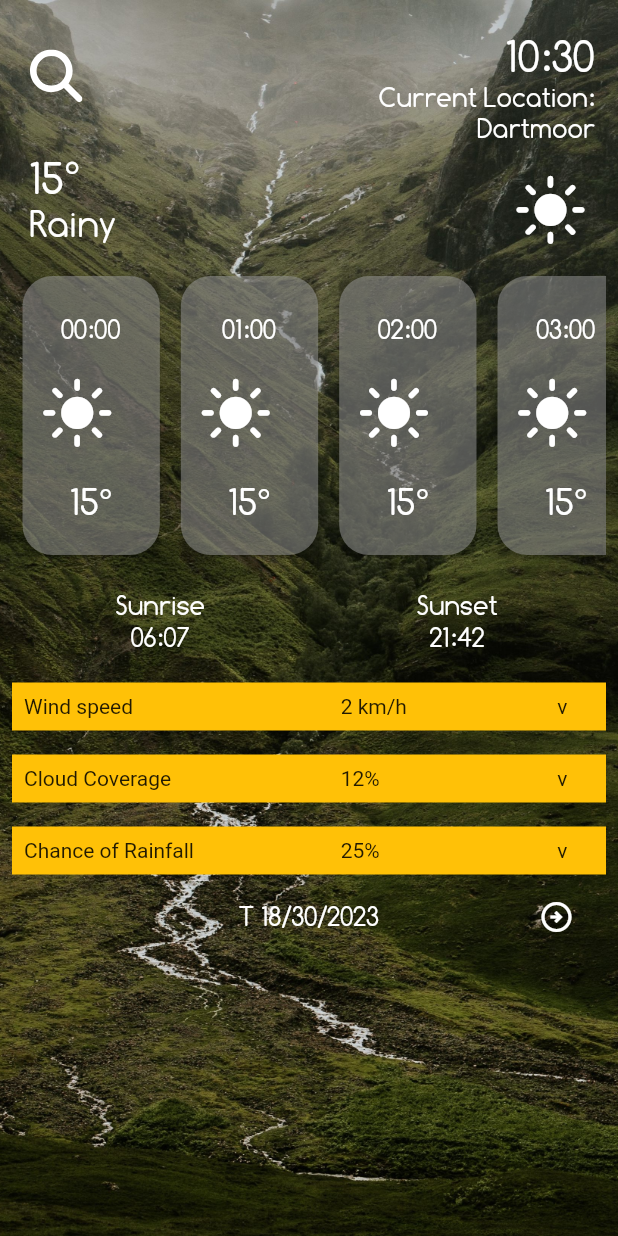
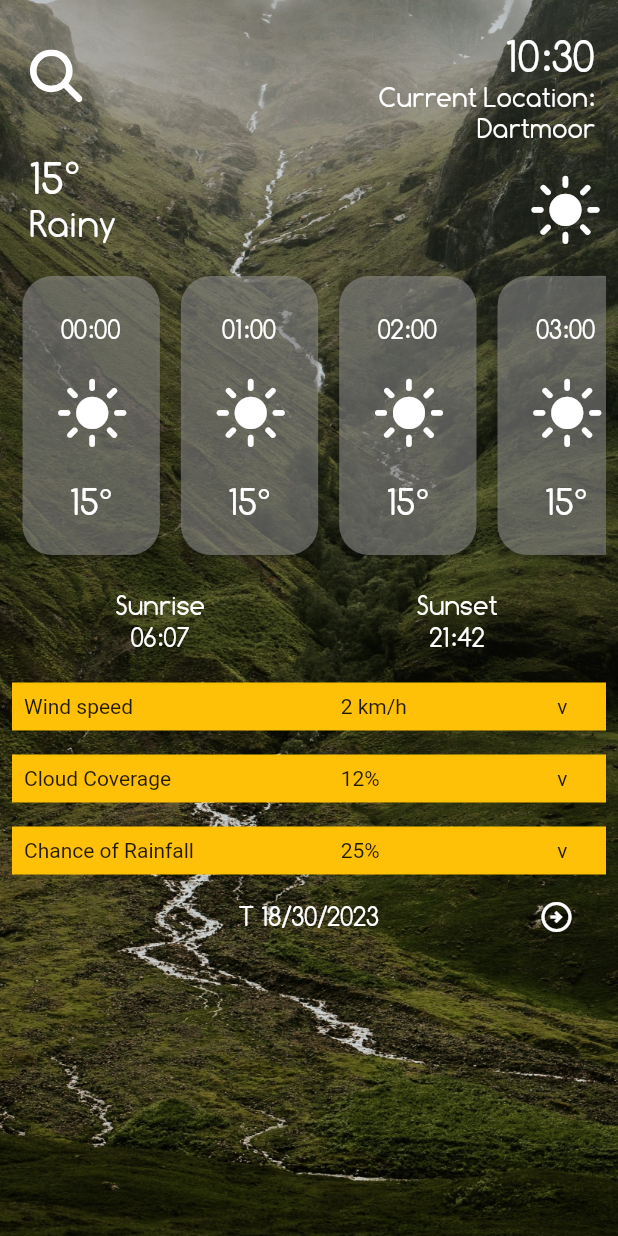
Before and after one commit to Avanta8/WeHike, a Flutter app: the screen it shows after launch, on a phone screen of 412 x 824 dp. Run offline on Flutter 3.47's test engine with Material 2 defaults, Android fonts, the phone set to English and light mode, and no system bars; our stand-ins replace flutter_svg, geolocator, location, shared_preferences.

Commit message:
change weather icon padding

```diff
--- a/we_hike/lib/widgets/current_weather_icon.dart
+++ b/we_hike/lib/widgets/current_weather_icon.dart
@@ -112,7 +112,7 @@ class CurrentWeatherIcon extends StatelessWidget {
   Widget build(BuildContext context) {
     return Expanded(
       child: Padding(
-        padding: EdgeInsets.fromLTRB(0, 10, 20, 0),
+        padding: EdgeInsets.fromLTRB(0, 10, 10, 0),
         child: Align(
           alignment: Alignment.centerRight,
           child: SizedBox(
```
